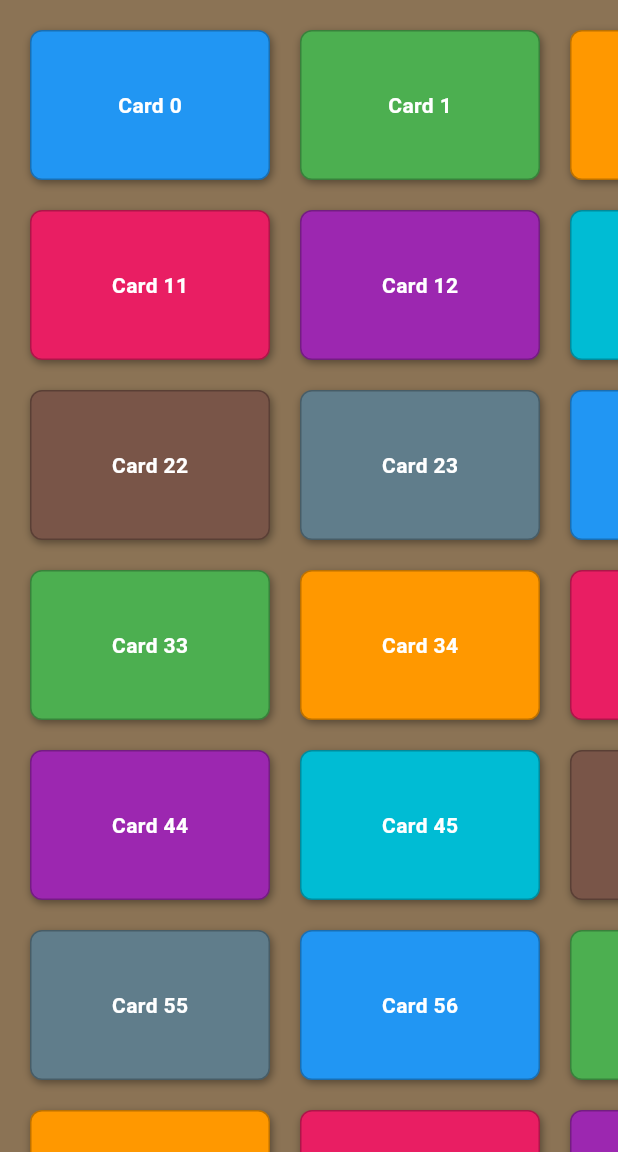
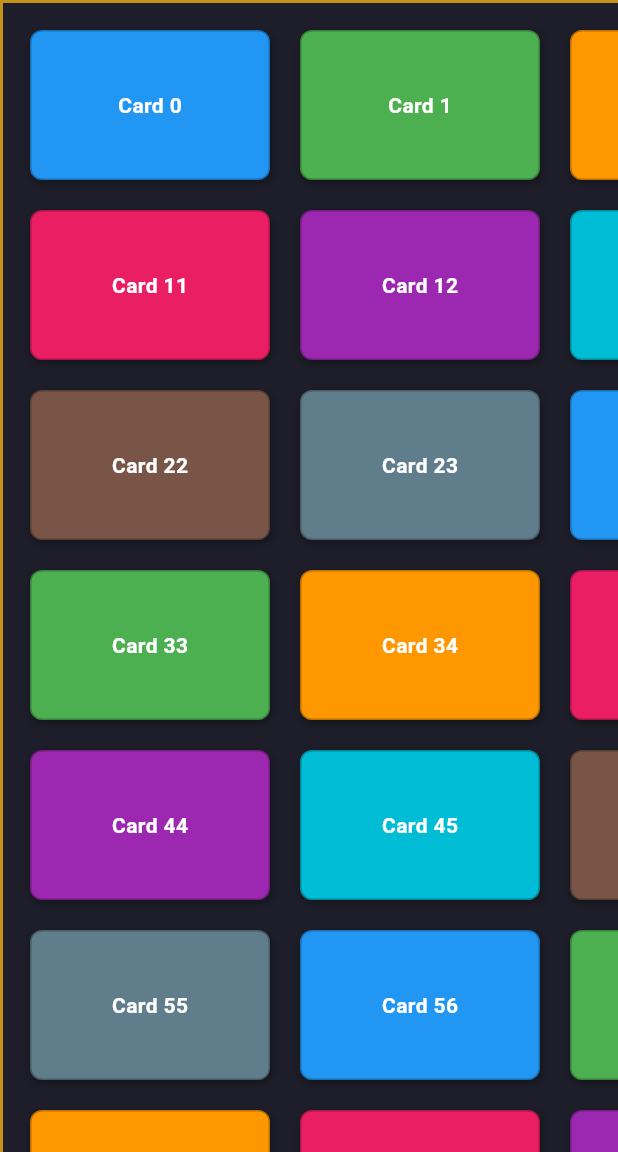
Before and after one commit to BlueKittyMeow/pin_and_paper_canvas, a Flutter app: the screen it shows after launch, on a phone screen of 412 x 824 dp, the part 84-1236 px from its top. Run offline on Flutter 3.47's test engine with Material 3 defaults, Android fonts, the phone set to English and light mode, and no system bars.

Commit message:
feat(canvas): add optional background to delineate the usable canvas
Zoomed/panned past the canvas edge, cards clamp at the boundary but
nothing shows where the desk actually ends -- it just looks like more
empty felt. Add an optional `background` widget to SpatialCanvas,
rendered as the first Stack child via Positioned.fill (beneath every
entity), wrapped in IgnorePointer so it paints but never intercepts
hit-testing -- felt-tap detection on the outer GestureDetector is
unaffected.

Wire up the example app with a dark desk surface bordered by a thin
amber edge (the owner's dark-theme/gold-accent palette) so the canvas
boundary reads clearly once zoomed out, and darken the outer "void"
container for contrast against it.

```diff
--- a/example/lib/main.dart
+++ b/example/lib/main.dart
@@ -74,15 +74,28 @@ class _CanvasDemoScreenState extends State<CanvasDemoScreen> {
         ],
       ),
       body: Container(
-        // Warm wood-ish desk background per CANVAS_SPEC.md's visual design
-        // notes, just so empty felt is visually distinct from the cards --
-        // purely cosmetic, not part of the module's API.
-        color: const Color(0xFF8B7355),
+        // Beyond the canvas edge is the "void" past the desk -- deliberately
+        // darker and flatter than the desk surface itself (SpatialCanvas's
+        // `background`, below) so panning/zooming past the boundary reads as
+        // leaving the usable canvas, not just more felt. Purely cosmetic,
+        // not part of the module's API.
+        color: const Color(0xFF0F0F17),
         child: SpatialCanvas(
           dataSource: _dataSource,
           entityBuilder: _buildMockCard,
           canvasSize: kExampleCanvasSize,
           controller: _controller,
+          // Delineates exactly where the usable desk ends: a dark surface
+          // filling the canvas bounds, framed by a thin amber edge (the
+          // owner's dark-theme-with-gold-accent palette, #C4941A, used
+          // sparingly here). Demonstrates SpatialCanvas.background for
+          // Milestone 2/3 implementers -- non-interactive, purely decorative.
+          background: Container(
+            decoration: BoxDecoration(
+              color: const Color(0xFF1E1E2A),
+              border: Border.all(color: const Color(0xFFC4941A), width: 2),
+            ),
+          ),
         ),
       ),
     );
--- a/lib/src/spatial_canvas.dart
+++ b/lib/src/spatial_canvas.dart
@@ -17,12 +17,13 @@ typedef SpatialEntityBuilder = Widget Function(SpatialEntity entity, bool isSele
 ///
 /// ## Rendering
 /// `ClipRect` -> `Transform(viewportMatrix)` (pan+zoom applied once) ->
-/// canvas-sized `Stack` -> per entity, sorted by visual layer tier (dragged
-/// > selected > plain), with `zIndex` (id tie-break) within a tier:
-/// `Positioned` -> `Transform.rotate` -> `RepaintBoundary` -> a per-card
-/// `GestureDetector` -> `entityBuilder`. Deliberately `Stack` + `Positioned`,
-/// not `CustomPaint`, and a hand-rolled viewport, not `InteractiveViewer` —
-/// see fable-review.md §1.1/§1.2 for why.
+/// canvas-sized `Stack` -> optionally [background] first (`Positioned.fill`
+/// + `IgnorePointer`, so it paints but never hit-tests), then per entity,
+/// sorted by visual layer tier (dragged > selected > plain), with `zIndex`
+/// (id tie-break) within a tier: `Positioned` -> `Transform.rotate` ->
+/// `RepaintBoundary` -> a per-card `GestureDetector` -> `entityBuilder`.
+/// Deliberately `Stack` + `Positioned`, not `CustomPaint`, and a hand-rolled
+/// viewport, not `InteractiveViewer` — see fable-review.md §1.1/§1.2 for why.
 ///
 /// ## Gesture arbitration (decided once, per fable-review.md §1.3)
 /// - The outer `GestureDetector` uses a single `onScale*` recognizer for the
@@ -97,6 +98,7 @@ class SpatialCanvas extends StatefulWidget {
     this.maxZoom = 2.0,
     this.rotationSnapDegrees,
     this.positionSnapSize,
+    this.background,
   }) : assert(minZoom > 0, 'minZoom must be positive'),
        assert(maxZoom >= minZoom, 'maxZoom must be >= minZoom');
 
@@ -129,6 +131,17 @@ class SpatialCanvas extends StatefulWidget {
   /// API-shape parity with CANVAS_SPEC.md; not yet applied to drags in this
   /// MVP milestone (snapping is deferred).
   final double? positionSnapSize;
+
+  /// Optional visual backdrop for the desk, painted at exactly [canvasSize]
+  /// -- i.e. it delineates where the usable canvas ends, which otherwise
+  /// isn't visible once zoomed/panned past the edge into the felt margin
+  /// (see `viewport_math.dart`'s `kDefaultFeltMargin`). Rendered as the
+  /// first `Stack` child, beneath every entity, and wrapped in
+  /// `IgnorePointer` so it never intercepts hit-testing -- taps still fall
+  /// through to the outer `GestureDetector`'s felt-tap handling exactly as
+  /// when [background] is null. Purely decorative; carries no state and
+  /// receives no callbacks.
+  final Widget? background;
 
   @override
   State<SpatialCanvas> createState() => _SpatialCanvasState();
@@ -281,7 +294,13 @@ class _SpatialCanvasState extends State<SpatialCanvas>
                     height: widget.canvasSize.height,
                     child: Stack(
                       clipBehavior: Clip.none,
-                      children: [for (final entity in entities) _buildEntity(entity)],
+                      children: [
+                        if (widget.background != null)
+                          Positioned.fill(
+                            child: IgnorePointer(child: widget.background),
+                          ),
+                        for (final entity in entities) _buildEntity(entity),
+                      ],
                     ),
                   ),
                 ),
```
Also changed, not shown: 1 other file.
